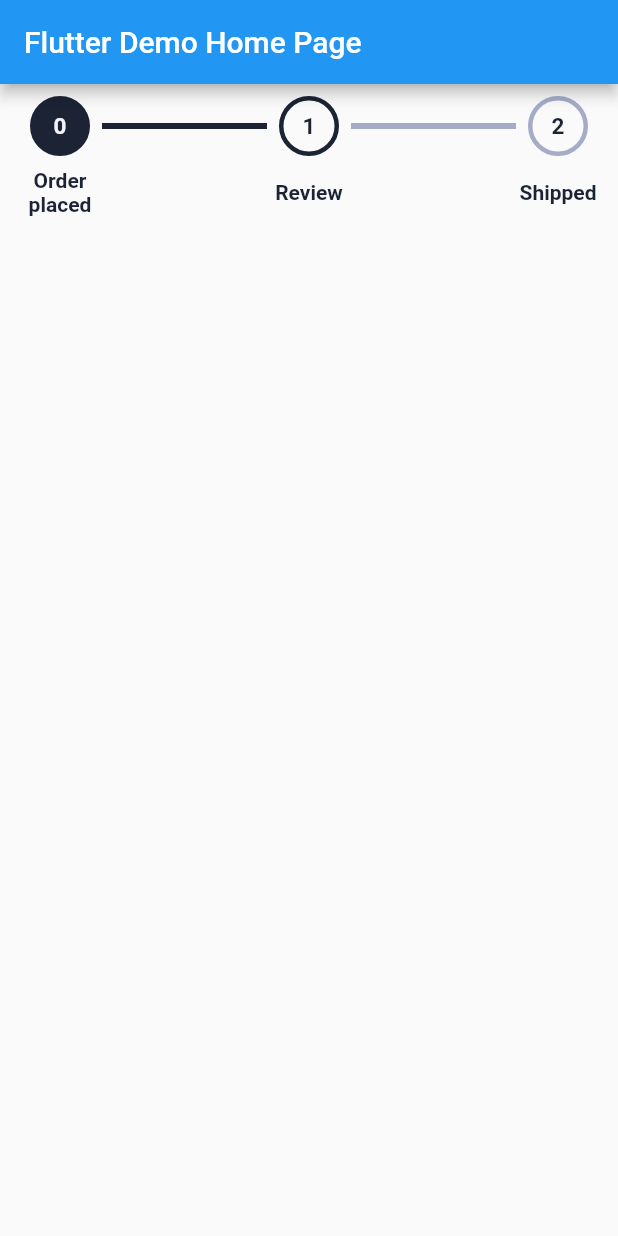
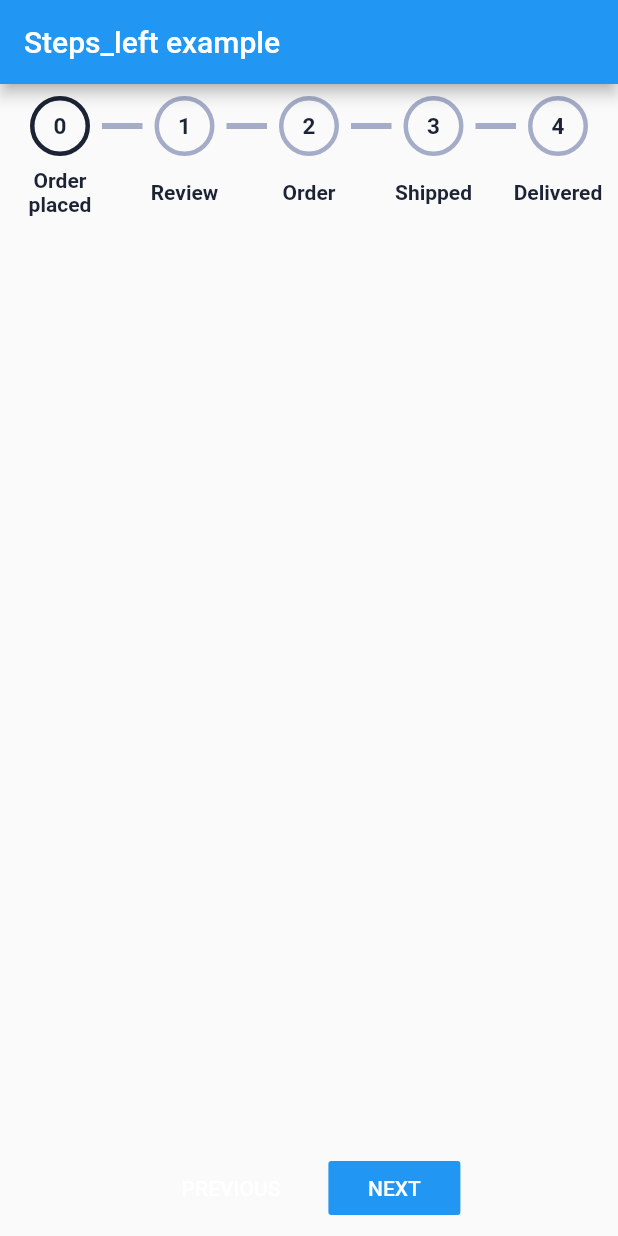
Before and after one commit to thomasindrias/tddc73, a Flutter app: the screen it shows after launch, on a phone screen of 412 x 824 dp. Run offline on Flutter 3.47's test engine with Material 2 defaults, Android fonts, the phone set to English and light mode, and no system bars; our stand-ins replace cached_network_image, flutter_dotenv, flutter_masked_text, font_awesome_flutter, google_fonts, graphql_flutter; missing offline and left inert: flutter_search_bar.

Commit message:
Previous and Next button for example file

```diff
--- a/mini-project/steps_left/example/lib/main.dart
+++ b/mini-project/steps_left/example/lib/main.dart
@@ -27,54 +27,79 @@ class MyApp extends StatelessWidget {
         // closer together (more dense) than on mobile platforms.
         visualDensity: VisualDensity.adaptivePlatformDensity,
       ),
-      home: MyHomePage(title: 'Flutter Demo Home Page'),
+      home: MyHomePage(),
     );
   }
 }
 
 class MyHomePage extends StatefulWidget {
-  MyHomePage({Key key, this.title}) : super(key: key);
-
-  // This widget is the home page of your application. It is stateful, meaning
-  // that it has a State object (defined below) that contains fields that affect
-  // how it looks.
-
-  // This class is the configuration for the state. It holds the values (in this
-  // case the title) provided by the parent (in this case the App widget) and
-  // used by the build method of the State. Fields in a Widget subclass are
-  // always marked "final".
-
-  final String title;
+  MyHomePage({Key key}) : super(key: key);
 
   @override
   _MyHomePageState createState() => _MyHomePageState();
 }
 
 class _MyHomePageState extends State<MyHomePage> {
+  var activeStep = 0;
+  List<StepsLeftItem> steps = [
+    StepsLeftItem(
+      label: "Order placed",
+    ),
+    StepsLeftItem(label: "Review"),
+    StepsLeftItem(label: "Order"),
+    StepsLeftItem(label: "Shipped"),
+    StepsLeftItem(label: "Delivered"),
+  ];
   @override
   Widget build(BuildContext context) {
-    // This method is rerun every time setState is called, for instance as done
-    // by the _incrementCounter method above.
-    //
-    // The Flutter framework has been optimized to make rerunning build methods
-    // fast, so that you can just rebuild anything that needs updating rather
-    // than having to individually change instances of widgets.
     return Scaffold(
         appBar: AppBar(
-          // Here we take the value from the MyHomePage object that was created by
-          // the App.build method, and use it to set our appbar title.
-          title: Text(widget.title),
+          title: Text("Steps_left example"),
         ),
-        body: Container(
-            child: StepsLeftBar(
-          activeStep: 1,
+        body: Column(
+          mainAxisAlignment: MainAxisAlignment.spaceBetween,
           children: [
-            StepsLeftItem(
-              label: "Order placed",
-            ),
-            StepsLeftItem(label: "Review"),
-            StepsLeftItem(label: "Shipped"),
+            Container(
+                child: StepsLeftBar(
+              activeStep: activeStep,
+              children: steps,
+            )),
+            Row(
+              mainAxisAlignment: MainAxisAlignment.center,
+              children: [
+                Padding(
+                  padding: const EdgeInsets.all(8.0),
+                  child: FlatButton(
+                    color: Colors.blue,
+                    textColor: Colors.white,
+                    onPressed: (activeStep > 0)
+                        ? () {
+                            setState(() {
+                              activeStep--;
+                            });
+                          }
+                        : null,
+                    child: Text("PREVIOUS"),
+                  ),
+                ),
+                Padding(
+                  padding: const EdgeInsets.all(8.0),
+                  child: FlatButton(
+                    color: Colors.blue,
+                    textColor: Colors.white,
+                    onPressed: (activeStep < steps.length)
+                        ? () {
+                            setState(() {
+                              activeStep++;
+                            });
+                          }
+                        : null,
+                    child: Text("NEXT"),
+                  ),
+                )
+              ],
+            )
           ],
-        )));
+        ));
   }
 }
--- a/mini-project/steps_left/lib/steps_left_widget.dart
+++ b/mini-project/steps_left/lib/steps_left_widget.dart
@@ -5,7 +5,6 @@ class StepsLeftBar extends StatefulWidget {
   StepsLeftBar({
     Key key,
     @required this.children,
-    this.onTap,
     this.orientation,
     this.activeStep,
     this.labelColor = const Color(0xff1B2334),
@@ -20,7 +19,6 @@ class StepsLeftBar extends StatefulWidget {
         super(key: key);
 
   final List<StepsLeftItem> children;
-  final VoidCallback onTap;
   final String orientation;
   final int activeStep;
   final Color labelColor;
@@ -34,15 +32,6 @@ class StepsLeftBar extends StatefulWidget {
 }
 
 class _StepsLeftBarState extends State<StepsLeftBar> {
-  int activeStep;
-
-  @override
-  void initState() {
-    super.initState();
-
-    activeStep = widget.activeStep;
-  }
-
   @override
   Widget build(BuildContext context) {
     return Column(children: [
@@ -51,8 +40,8 @@ class _StepsLeftBarState extends State<StepsLeftBar> {
         child: Row(
             children: List.generate(widget.children.length * 2 - 1, (index) {
           int itemIndex = index ~/ 2; //Indices only for items
-          bool isActive = activeStep == itemIndex;
-          bool isDone = activeStep > itemIndex;
+          bool isActive = widget.activeStep == itemIndex;
+          bool isDone = widget.activeStep > itemIndex;
           // Workaround: Create a new copy with the index numbers. Maybe not so efficient..
           StepsLeftItem item = StepsLeftItem(
             stepNr: itemIndex,
```
